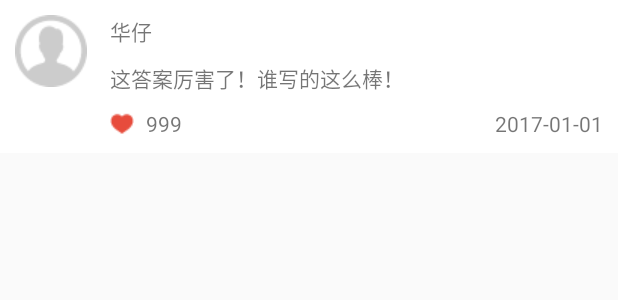
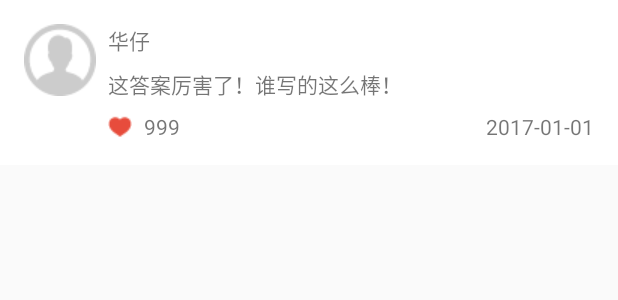
Before and after one commit to SrtpStudy/YiQiXue, an Android app: the layout item_replay_list.xml on its own in the app's theme, with its tools: preview values and no code run, on a phone screen of 412 x 824 dp. Shown: the top 300 px of the screen. Run offline under Robolectric (Android 15) with nearby library versions, the phone set to English and light mode, and no system bars.

Commit message:
美化 评论 界面

```diff
--- a/study/app/src/main/res/layout/item_replay_list.xml
+++ b/study/app/src/main/res/layout/item_replay_list.xml
@@ -1,9 +1,12 @@
 <?xml version="1.0" encoding="utf-8"?>
 <RelativeLayout xmlns:android="http://schemas.android.com/apk/res/android"
-                android:layout_width="wrap_content"
-                android:layout_height="wrap_content"
-                android:padding="10dp"
-                android:background="@drawable/bg_relativelayout" >
+    android:layout_width="wrap_content"
+    android:layout_height="wrap_content"
+    android:paddingBottom="@dimen/activity_vertical_margin"
+    android:paddingLeft="@dimen/activity_horizontal_margin"
+    android:paddingRight="@dimen/activity_horizontal_margin"
+    android:paddingTop="@dimen/activity_vertical_margin"
+    android:background="@drawable/bg_relativelayout" >
 
     <ImageView
         android:id="@+id/iv_replay_user"
@@ -15,7 +18,7 @@
         android:id="@+id/tv_replay_user"
         android:layout_width="wrap_content"
         android:layout_height="wrap_content"
-        android:layout_marginLeft="15dp"
+        android:layout_marginLeft="8dp"
         android:text="华仔"
         android:layout_toRightOf="@+id/iv_replay_user" />
 
@@ -23,8 +26,8 @@
         android:id="@+id/tv_replay_like"
         android:layout_width="wrap_content"
         android:layout_height="wrap_content"
-        android:layout_marginLeft="15dp"
-        android:layout_marginTop="10dp"
+        android:layout_marginLeft="8dp"
+        android:layout_marginTop="8dp"
         android:layout_toRightOf="@+id/iv_replay_user"
         android:layout_below="@+id/tv_replay_contents"
         android:drawableLeft="@drawable/ic_like_red_16dp"
@@ -35,7 +38,7 @@
         android:id="@+id/tv_replay_time"
         android:layout_width="wrap_content"
         android:layout_height="wrap_content"
-        android:layout_marginTop="10dp"
+        android:layout_marginTop="8dp"
         android:text="2017-01-01"
         android:layout_below="@+id/tv_replay_contents"
         android:layout_alignParentRight="true"
@@ -45,11 +48,10 @@
         android:id="@+id/tv_replay_contents"
         android:layout_width="wrap_content"
         android:layout_height="wrap_content"
-        android:layout_marginTop="10dp"
+        android:layout_marginTop="8dp"
         android:text="这答案厉害了！谁写的这么棒！"
         android:layout_below="@+id/tv_replay_user"
         android:layout_alignLeft="@+id/tv_replay_user"
         android:layout_alignStart="@+id/tv_replay_user"/>
 
-
 </RelativeLayout>
```
Also changed, not shown: study/app/src/main/java/com/cslaker/study/activity/AnswerInfoActivity.java (+13 -6 lines), study/app/src/main/res/layout/activity_answer_info.xml (+0 -9 lines), study/app/src/main/res/layout/activity_replay.xml (+28 -12 lines).
